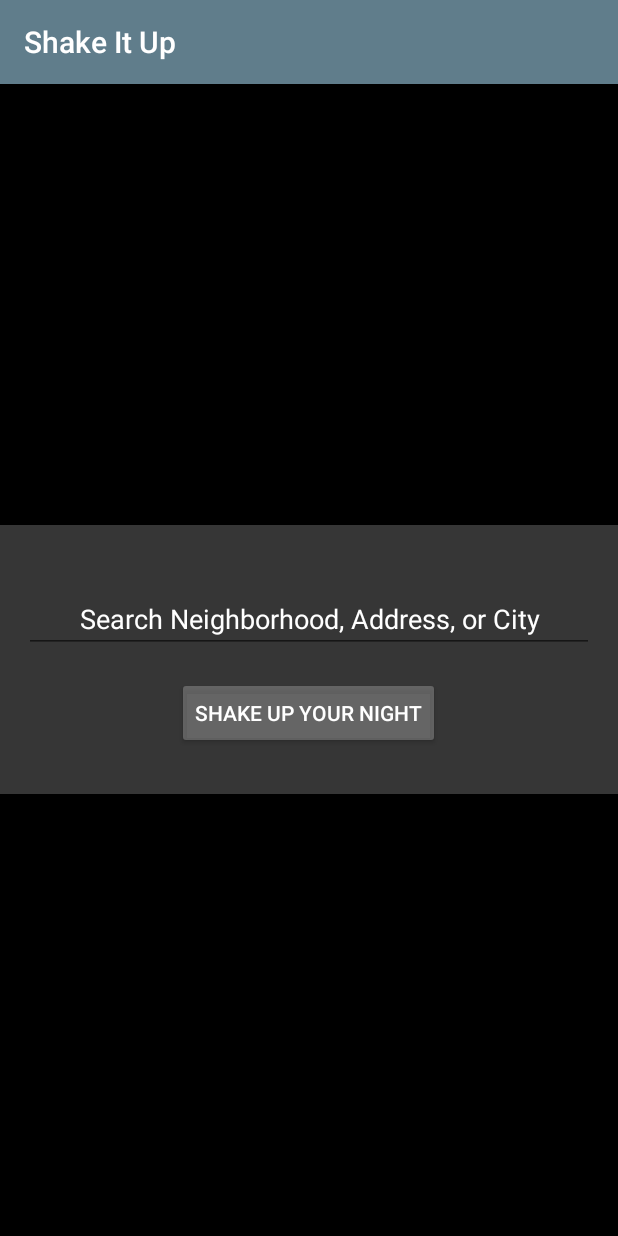
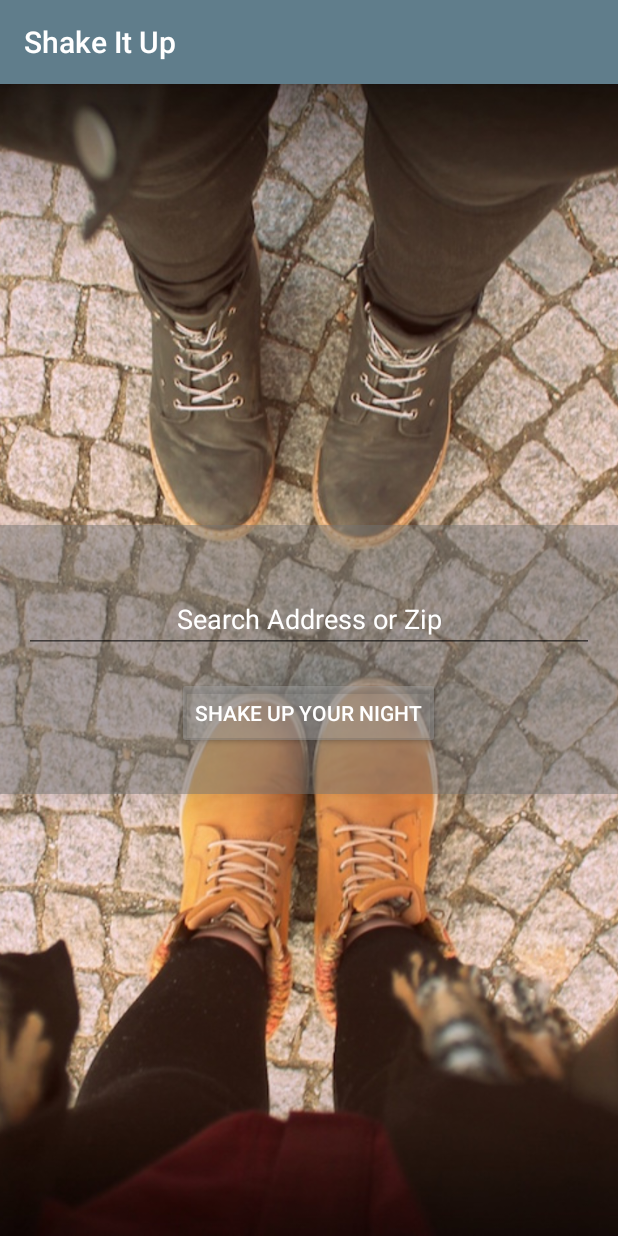
Before and after one commit to kcmdouglas/ShakeItUp, an Android app: the screen it shows after launch (MainActivity), on a phone screen of 412 x 824 dp. Run offline under Robolectric (Android 15) with nearby library versions, the phone set to English and light mode, and no system bars; our stand-ins replace ButterKnife, Picasso; libraries missing offline, so code that uses them is left out: se.akerfeldt.okhttp; plain views replace PercentRelativeLayout; pictures from the network do not load.

Commit message:
commit to merge.

```diff
--- a/app/src/main/java/com/epicodus/shakeitup/MainActivity.java
+++ b/app/src/main/java/com/epicodus/shakeitup/MainActivity.java
@@ -96,10 +96,10 @@ public class MainActivity extends AppCompatActivity implements View.OnClickListe
 
             @Override
             public void onResponse(Call call, Response response) throws IOException {
+                if (Business.getDrinkList().size() < 3) {
                     if (yelpService.processResults(response, YelpService.DRINK)) {
-                    if (Business.getDrinkList().size() < 3) {
                         getDrinkPlaces(location, YelpService.EXPANDED_MODE);
-                    }
+
                         MainActivity.this.runOnUiThread(new Runnable() {
                             @Override
                             public void run() {
@@ -113,6 +113,7 @@ public class MainActivity extends AppCompatActivity implements View.OnClickListe
                                 }
                             }
                         });
+                    }
                 } else {
                     MainActivity.this.runOnUiThread(new Runnable() {
                         @Override
--- a/app/src/main/res/layout/activity_main.xml
+++ b/app/src/main/res/layout/activity_main.xml
@@ -23,7 +23,8 @@
         android:id="@+id/backgroundImageView2"
         android:layout_centerVertical="true"
         android:layout_centerHorizontal="true"
-        android:scaleType="centerCrop" />
+        android:scaleType="centerCrop"
+        android:src="@drawable/background" />
 
     <RelativeLayout
         app:layout_widthPercent="80%"
@@ -44,7 +45,7 @@
             android:layout_alignParentTop="true"
             android:layout_centerHorizontal="true"
             android:gravity="center"
-            android:hint="Search Neighborhood, Address, or City"
+            android:hint="Search Address or Zip"
             android:textColorHint="@color/colorIcons"
             android:textColor="@color/colorIcons"
             android:layout_marginBottom="@dimen/activity_vertical_margin"
--- a/app/src/main/res/values/strings.xml
+++ b/app/src/main/res/values/strings.xml
@@ -20,8 +20,8 @@
     <string name="dinnerChoiceInstructions">Choose a place for dinner!</string>
     <string name="funChoiceInstructions">Choose a fun activity!</string>
 
-    <string name="unsplash_id">30b441f4b0ed266545bc2f79eabb7772e8ba113f37e9f8a48246de63d7d580cb</string>
-    <!--<string name="unsplash_id">0ad09549504e2af16a0d95059a7f6446187734c68b1074f3f0ca3c40916b5d9a</string>-->
+    <!--<string name="unsplash_id">30b441f4b0ed266545bc2f79eabb7772e8ba113f37e9f8a48246de63d7d580cb</string>-->
+    <string name="unsplash_id">0ad09549504e2af16a0d95059a7f6446187734c68b1074f3f0ca3c40916b5d9a</string>
     <string name="unsplash_secret">94d2fbd2b9c79a102c127db83901a5395a6849704e3c336e3d0ac625c0e6f9b0</string>
 
     <string name="cutoff_name">%s…</string>
```
Also changed, not shown: app/src/main/res/drawable/background.jpeg (added). Lines whose indentation alone changed are shown as unchanged.
